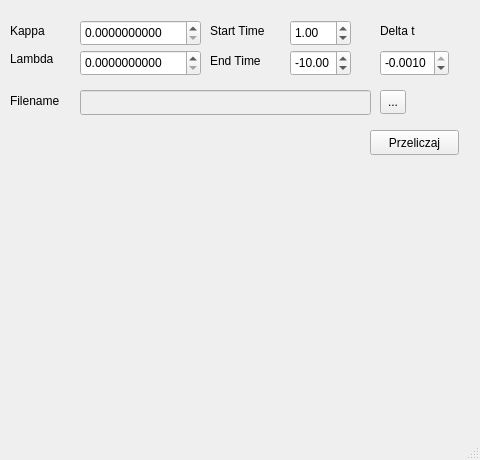
Above: mainwindow.ui from andrze/Integrator before the change. Below: the same form after it.
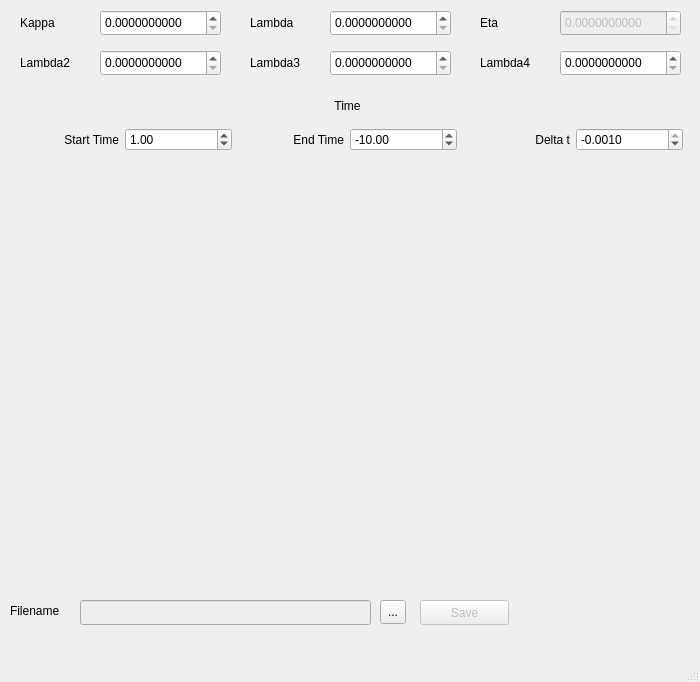
That is the form after the change. Custom widgets are drawn as their Qt base class.

What changed in the file:
```diff
--- a/mainwindow.ui
+++ b/mainwindow.ui
@@ -9,8 +9,8 @@
    <rect>
     <x>0</x>
     <y>0</y>
-    <width>480</width>
-    <height>460</height>
+    <width>700</width>
+    <height>682</height>
    </rect>
   </property>
   <property name="windowTitle">
@@ -20,8 +20,8 @@
    <widget class="QDoubleSpinBox" name="positionBox">
     <property name="geometry">
      <rect>
-      <x>80</x>
-      <y>20</y>
+      <x>100</x>
+      <y>10</y>
       <width>121</width>
       <height>26</height>
      </rect>
@@ -36,45 +36,16 @@
    <widget class="QLabel" name="label">
     <property name="geometry">
      <rect>
-      <x>10</x>
-      <y>20</y>
-      <width>67</width>
-      <height>21</height>
+      <x>20</x>
+      <y>10</y>
+      <width>60</width>
+      <height>26</height>
      </rect>
     </property>
     <property name="text">
      <string>Kappa</string>
     </property>
    </widget>
-   <widget class="QLabel" name="label_2">
-    <property name="geometry">
-     <rect>
-      <x>10</x>
-      <y>50</y>
-      <width>67</width>
-      <height>17</height>
-     </rect>
-    </property>
-    <property name="text">
-     <string>Lambda</string>
-    </property>
-   </widget>
-   <widget class="QDoubleSpinBox" name="velocityBox">
-    <property name="geometry">
-     <rect>
-      <x>80</x>
-      <y>50</y>
-      <width>121</width>
-      <height>26</height>
-     </rect>
-    </property>
-    <property name="decimals">
-     <number>10</number>
-    </property>
-    <property name="singleStep">
-     <double>0.010000000000000</double>
-    </property>
-   </widget>
    <widget class="QLineEdit" name="filenameEdit">
     <property name="enabled">
      <bool>false</bool>
@@ -82,7 +53,7 @@
     <property name="geometry">
      <rect>
       <x>80</x>
-      <y>90</y>
+      <y>600</y>
       <width>291</width>
       <height>25</height>
      </rect>
@@ -92,7 +63,7 @@
     <property name="geometry">
      <rect>
       <x>10</x>
-      <y>90</y>
+      <y>600</y>
       <width>67</width>
       <height>21</height>
      </rect>
@@ -105,7 +76,7 @@
     <property name="geometry">
      <rect>
       <x>380</x>
-      <y>90</y>
+      <y>600</y>
       <width>26</width>
       <height>24</height>
      </rect>
@@ -114,142 +85,332 @@
      <string>...</string>
     </property>
    </widget>
-   <widget class="QPushButton" name="runButton">
+   <widget class="QCustomPlot" name="kappaPlot" native="true">
     <property name="geometry">
      <rect>
-      <x>370</x>
-      <y>130</y>
+      <x>10</x>
+      <y>160</y>
+      <width>221</width>
+      <height>211</height>
+     </rect>
+    </property>
+   </widget>
+   <widget class="QCustomPlot" name="lambdaPlot" native="true">
+    <property name="geometry">
+     <rect>
+      <x>240</x>
+      <y>160</y>
+      <width>221</width>
+      <height>211</height>
+     </rect>
+    </property>
+   </widget>
+   <widget class="QCustomPlot" name="etaPlot" native="true">
+    <property name="geometry">
+     <rect>
+      <x>470</x>
+      <y>160</y>
+      <width>221</width>
+      <height>211</height>
+     </rect>
+    </property>
+   </widget>
+   <widget class="QWidget" name="verticalLayoutWidget">
+    <property name="geometry">
+     <rect>
+      <x>12</x>
+      <y>90</y>
+      <width>671</width>
+      <height>61</height>
+     </rect>
+    </property>
+    <layout class="QVBoxLayout" name="verticalLayout_2">
+     <item>
+      <widget class="QLabel" name="label_7">
+       <property name="text">
+        <string>Time</string>
+       </property>
+       <property name="alignment">
+        <set>Qt::AlignCenter</set>
+       </property>
+      </widget>
+     </item>
+     <item>
+      <layout class="QHBoxLayout" name="horizontalLayout">
+       <item>
+        <widget class="QLabel" name="label_4">
+         <property name="text">
+          <string>Start Time</string>
+         </property>
+         <property name="alignment">
+          <set>Qt::AlignRight|Qt::AlignTrailing|Qt::AlignVCenter</set>
+         </property>
+        </widget>
+       </item>
+       <item>
+        <widget class="QDoubleSpinBox" name="startTimeBox">
+         <property name="decimals">
+          <number>2</number>
+         </property>
+         <property name="minimum">
+          <double>-99.989999999999995</double>
+         </property>
+         <property name="value">
+          <double>1.000000000000000</double>
+         </property>
+        </widget>
+       </item>
+       <item>
+        <widget class="QLabel" name="label_5">
+         <property name="text">
+          <string>End Time</string>
+         </property>
+         <property name="alignment">
+          <set>Qt::AlignRight|Qt::AlignTrailing|Qt::AlignVCenter</set>
+         </property>
+        </widget>
+       </item>
+       <item>
+        <widget class="QDoubleSpinBox" name="endTimeBox">
+         <property name="decimals">
+          <number>2</number>
+         </property>
+         <property name="minimum">
+          <double>-99.989999999999995</double>
+         </property>
+         <property name="maximum">
+          <double>0.000000000000000</double>
+         </property>
+         <property name="value">
+          <double>-10.000000000000000</double>
+         </property>
+        </widget>
+       </item>
+       <item>
+        <widget class="QLabel" name="label_6">
+         <property name="text">
+          <string>Delta t</string>
+         </property>
+         <property name="alignment">
+          <set>Qt::AlignRight|Qt::AlignTrailing|Qt::AlignVCenter</set>
+         </property>
+        </widget>
+       </item>
+       <item>
+        <widget class="QDoubleSpinBox" name="deltaTBox">
+         <property name="decimals">
+          <number>4</number>
+         </property>
+         <property name="minimum">
+          <double>-1.000000000000000</double>
+         </property>
+         <property name="maximum">
+          <double>-0.001000000000000</double>
+         </property>
+         <property name="singleStep">
+          <double>0.010000000000000</double>
+         </property>
+         <property name="value">
+          <double>-0.001000000000000</double>
+         </property>
+        </widget>
+       </item>
+      </layout>
+     </item>
+    </layout>
+   </widget>
+   <widget class="QPushButton" name="saveButton">
+    <property name="enabled">
+     <bool>false</bool>
+    </property>
+    <property name="geometry">
+     <rect>
+      <x>420</x>
+      <y>600</y>
       <width>89</width>
       <height>25</height>
      </rect>
     </property>
     <property name="text">
-     <string>Przeliczaj</string>
+     <string>Save</string>
     </property>
    </widget>
-   <widget class="QDoubleSpinBox" name="startTimeBox">
+   <widget class="QCustomPlot" name="lambda3Plot" native="true">
     <property name="geometry">
      <rect>
-      <x>290</x>
-      <y>20</y>
-      <width>61</width>
-      <height>26</height>
+      <x>240</x>
+      <y>380</y>
+      <width>221</width>
+      <height>211</height>
      </rect>
     </property>
-    <property name="decimals">
-     <number>2</number>
-    </property>
-    <property name="minimum">
-     <double>-99.989999999999995</double>
-    </property>
-    <property name="value">
-     <double>1.000000000000000</double>
-    </property>
    </widget>
-   <widget class="QDoubleSpinBox" name="endTimeBox">
+   <widget class="QCustomPlot" name="lambda4Plot" native="true">
     <property name="geometry">
      <rect>
-      <x>290</x>
-      <y>50</y>
-      <width>61</width>
-      <height>26</height>
+      <x>470</x>
+      <y>380</y>
+      <width>221</width>
+      <height>211</height>
      </rect>
     </property>
-    <property name="decimals">
-     <number>2</number>
-    </property>
-    <property name="minimum">
-     <double>-99.989999999999995</double>
-    </property>
-    <property name="maximum">
-     <double>0.000000000000000</double>
-    </property>
-    <property name="value">
-     <double>-10.000000000000000</double>
-    </property>
    </widget>
-   <widget class="QLabel" name="label_4">
-    <property name="geometry">
-     <rect>
-      <x>210</x>
-      <y>20</y>
-      <width>81</width>
-      <height>21</height>
-     </rect>
-    </property>
-    <property name="text">
-     <string>Start Time</string>
-    </property>
-   </widget>
-   <widget class="QLabel" name="label_5">
-    <property name="geometry">
-     <rect>
-      <x>210</x>
-      <y>50</y>
-      <width>71</width>
-      <height>21</height>
-     </rect>
-    </property>
-    <property name="text">
-     <string>End Time</string>
-    </property>
-   </widget>
-   <widget class="QLabel" name="label_6">
-    <property name="geometry">
-     <rect>
-      <x>380</x>
-      <y>20</y>
-      <width>67</width>
-      <height>21</height>
-     </rect>
-    </property>
-    <property name="text">
-     <string>Delta t</string>
-    </property>
-   </widget>
-   <widget class="QDoubleSpinBox" name="deltaTBox">
-    <property name="geometry">
-     <rect>
-      <x>380</x>
-      <y>50</y>
-      <width>69</width>
-      <height>26</height>
-     </rect>
-    </property>
-    <property name="decimals">
-     <number>4</number>
-    </property>
-    <property name="minimum">
-     <double>-1.000000000000000</double>
-    </property>
-    <property name="maximum">
-     <double>-0.001000000000000</double>
-    </property>
-    <property name="singleStep">
-     <double>0.010000000000000</double>
-    </property>
-    <property name="value">
-     <double>-0.001000000000000</double>
-    </property>
-   </widget>
-   <widget class="QCustomPlot" name="posPlot" native="true">
+   <widget class="QCustomPlot" name="lambda2Plot" native="true">
     <property name="geometry">
      <rect>
       <x>10</x>
-      <y>200</y>
+      <y>380</y>
       <width>221</width>
       <height>211</height>
      </rect>
     </property>
    </widget>
-   <widget class="QCustomPlot" name="velPlot" native="true">
+   <widget class="QLabel" name="label_9">
     <property name="geometry">
      <rect>
       <x>250</x>
-      <y>200</y>
-      <width>221</width>
-      <height>211</height>
+      <y>10</y>
+      <width>60</width>
+      <height>26</height>
      </rect>
+    </property>
+    <property name="text">
+     <string>Lambda</string>
+    </property>
+   </widget>
+   <widget class="QDoubleSpinBox" name="lambdaBox">
+    <property name="geometry">
+     <rect>
+      <x>330</x>
+      <y>10</y>
+      <width>121</width>
+      <height>26</height>
+     </rect>
+    </property>
+    <property name="decimals">
+     <number>10</number>
+    </property>
+    <property name="singleStep">
+     <double>0.010000000000000</double>
+    </property>
+   </widget>
+   <widget class="QLabel" name="label_10">
+    <property name="geometry">
+     <rect>
+      <x>480</x>
+      <y>10</y>
+      <width>60</width>
+      <height>26</height>
+     </rect>
+    </property>
+    <property name="text">
+     <string>Eta</string>
+    </property>
+   </widget>
+   <widget class="QDoubleSpinBox" name="etaBox">
+    <property name="enabled">
+     <bool>false</bool>
+    </property>
+    <property name="geometry">
+     <rect>
+      <x>560</x>
+      <y>10</y>
+      <width>121</width>
+      <height>26</height>
+     </rect>
+    </property>
+    <property name="decimals">
+     <number>10</number>
+    </property>
+    <property name="singleStep">
+     <double>0.010000000000000</double>
+    </property>
+   </widget>
+   <widget class="QLabel" name="label_11">
+    <property name="geometry">
+     <rect>
+      <x>250</x>
+      <y>50</y>
+      <width>71</width>
+      <height>26</height>
+     </rect>
+    </property>
+    <property name="text">
+     <string>Lambda3</string>
+    </property>
+   </widget>
+   <widget class="QDoubleSpinBox" name="lambda3Box">
+    <property name="geometry">
+     <rect>
+      <x>330</x>
+      <y>50</y>
+      <width>121</width>
+      <height>26</height>
+     </rect>
+    </property>
+    <property name="decimals">
+     <number>10</number>
+    </property>
+    <property name="singleStep">
+     <double>0.010000000000000</double>
+    </property>
+   </widget>
+   <widget class="QDoubleSpinBox" name="lambda4Box">
+    <property name="geometry">
+     <rect>
+      <x>560</x>
+      <y>50</y>
+      <width>121</width>
+      <height>26</height>
+     </rect>
+    </property>
+    <property name="decimals">
+     <number>10</number>
+    </property>
+    <property name="singleStep">
+     <double>0.010000000000000</double>
+    </property>
+   </widget>
+   <widget class="QLabel" name="label_12">
+    <property name="geometry">
+     <rect>
+      <x>480</x>
+      <y>50</y>
+      <width>71</width>
+      <height>26</height>
+     </rect>
+    </property>
+    <property name="text">
+     <string>Lambda4</string>
+    </property>
+   </widget>
+   <widget class="QLabel" name="label_2">
+    <property name="geometry">
+     <rect>
+      <x>20</x>
+      <y>50</y>
+      <width>71</width>
+      <height>26</height>
+     </rect>
+    </property>
+    <property name="text">
+     <string>Lambda2</string>
+    </property>
+   </widget>
+   <widget class="QDoubleSpinBox" name="lambda2Box">
+    <property name="geometry">
+     <rect>
+      <x>100</x>
+      <y>50</y>
+      <width>121</width>
+      <height>26</height>
+     </rect>
+    </property>
+    <property name="decimals">
+     <number>10</number>
+    </property>
+    <property name="singleStep">
+     <double>0.010000000000000</double>
     </property>
    </widget>
   </widget>
```
Left out of the diff: 4 changed lines with no effect on the pictures.
